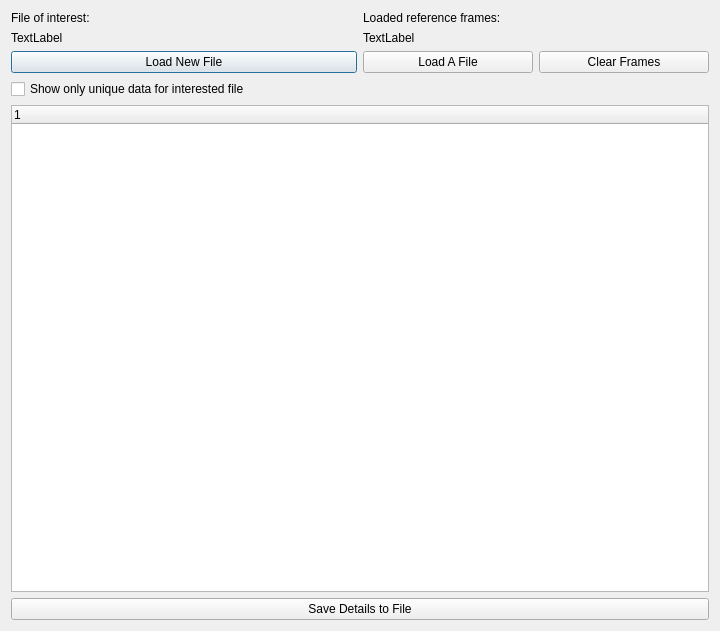
Above: ui/filecomparatorwindow.ui from collin80/SavvyCAN before the change. Below: the same form after it.
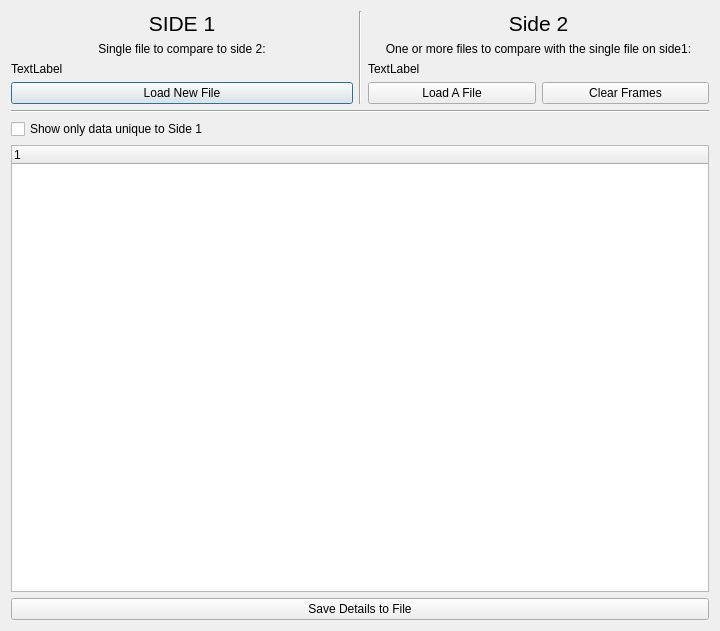
That is the form after the change.

Commit message: Various changes to the file comparator window to make it a lot easier to undestand.

Patch:
```diff
--- a/ui/filecomparatorwindow.ui
+++ b/ui/filecomparatorwindow.ui
@@ -15,13 +15,31 @@
   </property>
   <layout class="QVBoxLayout" name="verticalLayout">
    <item>
-    <layout class="QHBoxLayout" name="horizontalLayout">
+    <layout class="QHBoxLayout" name="horizontalLayout" stretch="8,0,8">
      <item>
       <layout class="QVBoxLayout" name="verticalLayout_3">
+       <item>
+        <widget class="QLabel" name="label_2">
+         <property name="font">
+          <font>
+           <pointsize>16</pointsize>
+          </font>
+         </property>
+         <property name="text">
+          <string>SIDE 1</string>
+         </property>
+         <property name="alignment">
+          <set>Qt::AlignCenter</set>
+         </property>
+        </widget>
+       </item>
        <item>
         <widget class="QLabel" name="label_3">
          <property name="text">
-          <string>File of interest:</string>
+          <string>Single file to compare to side 2:</string>
+         </property>
+         <property name="alignment">
+          <set>Qt::AlignCenter</set>
          </property>
         </widget>
        </item>
@@ -41,12 +59,40 @@
        </item>
       </layout>
      </item>
+     <item>
+      <widget class="Line" name="line">
+       <property name="orientation">
+        <enum>Qt::Vertical</enum>
+       </property>
+      </widget>
+     </item>
      <item>
       <layout class="QVBoxLayout" name="verticalLayout_2">
+       <item>
+        <widget class="QLabel" name="label_4">
+         <property name="font">
+          <font>
+           <pointsize>16</pointsize>
+          </font>
+         </property>
+         <property name="text">
+          <string>Side 2</string>
+         </property>
+         <property name="alignment">
+          <set>Qt::AlignCenter</set>
+         </property>
+        </widget>
+       </item>
        <item>
         <widget class="QLabel" name="label">
          <property name="text">
-          <string>&lt;html&gt;&lt;head/&gt;&lt;body&gt;&lt;p&gt;Loaded reference frames:&lt;/p&gt;&lt;/body&gt;&lt;/html&gt;</string>
+          <string>One or more files to compare with the single file on side1:</string>
+         </property>
+         <property name="alignment">
+          <set>Qt::AlignCenter</set>
+         </property>
+         <property name="wordWrap">
+          <bool>true</bool>
          </property>
         </widget>
        </item>
@@ -79,10 +125,20 @@
      </item>
     </layout>
    </item>
+   <item>
+    <widget class="Line" name="line_2">
+     <property name="orientation">
+      <enum>Qt::Horizontal</enum>
+     </property>
+    </widget>
+   </item>
    <item>
     <widget class="QCheckBox" name="ckUniqueToInterested">
+     <property name="enabled">
+      <bool>true</bool>
+     </property>
      <property name="text">
-      <string>Show only unique data for interested file</string>
+      <string>Show only data unique to Side 1</string>
      </property>
     </widget>
    </item>
```
The commit also changes 1 other file.
